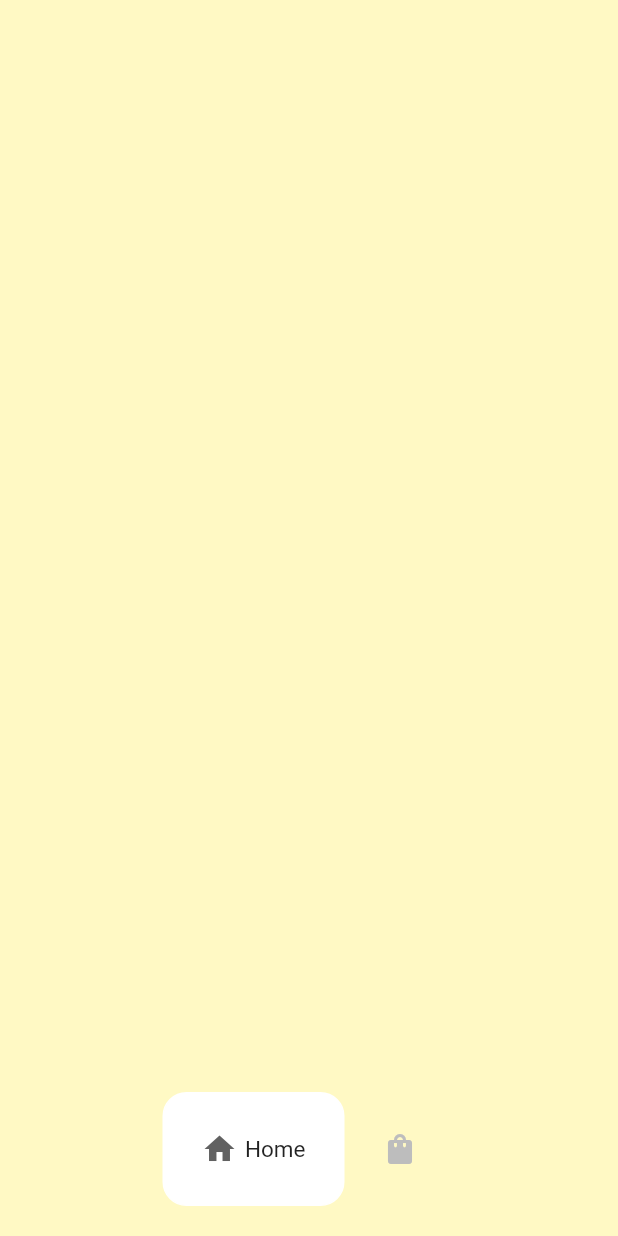
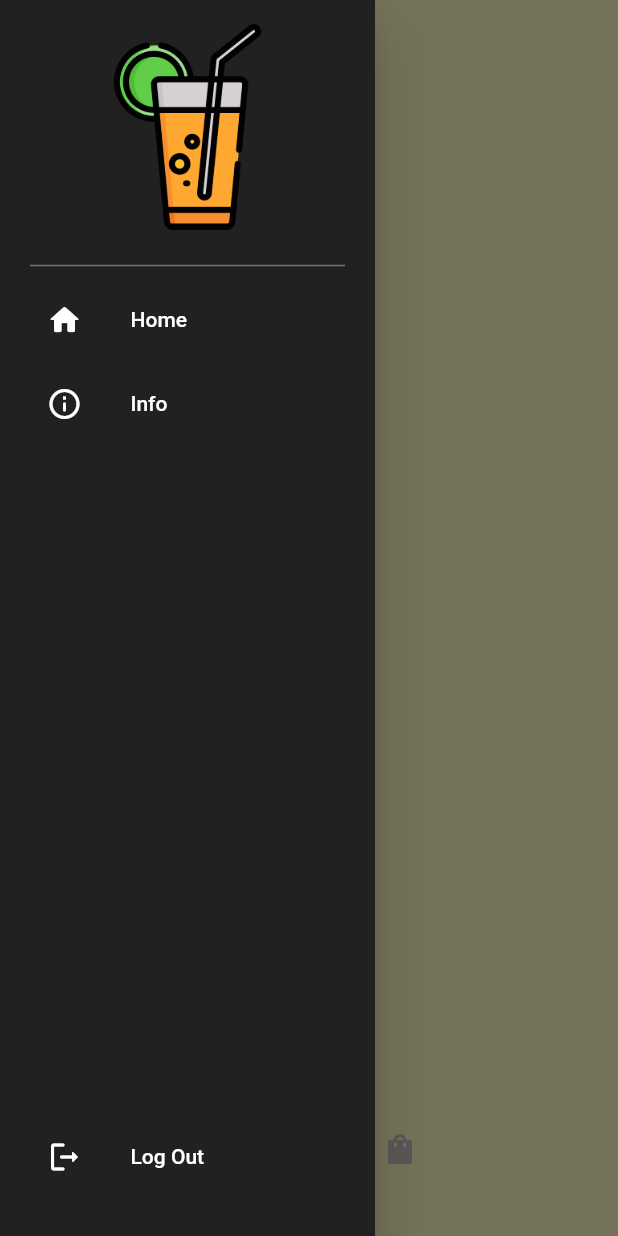
Before and after one commit to Saon00/juice-bar, a Flutter app: the screen it shows after launch, with the side drawer open (before the commit the screen has no drawer), on a phone screen of 412 x 824 dp. Run offline on Flutter 3.47's test engine with Material 2 defaults, Android fonts, the phone set to English and light mode, and no system bars; drawn by our look-alikes of google_nav_bar; our stand-ins replace flutter_svg, google_fonts; Roboto replaces fonts that are missing (Ubuntu).

Commit message:
drawer completed

```diff
--- a/lib/main.dart
+++ b/lib/main.dart
@@ -1,5 +1,6 @@
 import 'package:flutter/material.dart';
 import 'package:juicebar/screens/cart_screen.dart';
+import 'package:juicebar/screens/drawer.dart';
 import 'package:juicebar/screens/home_screen.dart';
 import 'package:juicebar/screens/main_navbar_screen.dart';
 
@@ -34,6 +35,20 @@ class _MyAppState extends State<MyApp> {
   @override
   Widget build(BuildContext context) {
     return Scaffold(
+      drawer: const MyDrawer(),
+      appBar: AppBar(
+        backgroundColor: Colors.yellow.shade100,
+        elevation: 0,
+        leading: Builder(
+            builder: (context) => IconButton(
+                onPressed: () {
+                  Scaffold.of(context).openDrawer();
+                },
+                icon: const Icon(
+                  Icons.menu_outlined,
+                  color: Colors.grey,
+                ))),
+      ),
       bottomNavigationBar: MainNavBarScreen(
         onTab: (index) => navigateBottomBar(index),
       ),
--- /dev/null
+++ b/lib/screens/drawer.dart
@@ -0,0 +1,88 @@
+import 'package:flutter/material.dart';
+import 'package:google_fonts/google_fonts.dart';
+
+class MyDrawer extends StatelessWidget {
+  const MyDrawer({super.key});
+
+  @override
+  Widget build(BuildContext context) {
+    return Drawer(
+      width: 250,
+      backgroundColor: Colors.grey.shade900,
+      child: Column(
+        mainAxisAlignment: MainAxisAlignment.spaceBetween,
+        children: [
+          Column(
+            children: [
+              // drawer header logo
+              DrawerHeader(
+                child: Image.asset('assets/juice.png'),
+              ),
+              Padding(
+                padding: const EdgeInsets.symmetric(horizontal: 20),
+                child: Divider(
+                  thickness: 1,
+                  color: Colors.grey.shade600,
+                ),
+              ),
+
+              // home button
+              Padding(
+                padding: const EdgeInsets.only(left: 15.0),
+                child: GestureDetector(
+                  onTap: () {},
+                  child: ListTile(
+                    leading: const Icon(
+                      Icons.home_rounded,
+                      color: Colors.white,
+                    ),
+                    title: Text(
+                      'Home',
+                      style: GoogleFonts.ubuntu(color: Colors.white),
+                    ),
+                  ),
+                ),
+              ),
+
+              // info button
+              Padding(
+                padding: const EdgeInsets.only(left: 15.0),
+                child: GestureDetector(
+                  onTap: () {},
+                  child: ListTile(
+                    leading: const Icon(
+                      Icons.info_outline_rounded,
+                      color: Colors.white,
+                    ),
+                    title: Text(
+                      'Info',
+                      style: GoogleFonts.ubuntu(color: Colors.white),
+                    ),
+                  ),
+                ),
+              ),
+            ],
+          ),
+
+          // logout button
+          Padding(
+            padding: const EdgeInsets.only(left: 15.0, bottom: 25),
+            child: GestureDetector(
+              onTap: () {},
+              child: ListTile(
+                leading: const Icon(
+                  Icons.logout_rounded,
+                  color: Colors.white,
+                ),
+                title: Text(
+                  'Log Out',
+                  style: GoogleFonts.ubuntu(color: Colors.white),
+                ),
+              ),
+            ),
+          ),
+        ],
+      ),
+    );
+  }
+}
--- a/lib/screens/home_screen.dart
+++ b/lib/screens/home_screen.dart
@@ -11,6 +11,7 @@ class _HomeScreenState extends State<HomeScreen> {
   @override
   Widget build(BuildContext context) {
     return Scaffold(
+
       backgroundColor: Colors.yellow.shade100,
     );
   }
```
Also changed, not shown: assets/juice.png (added).
